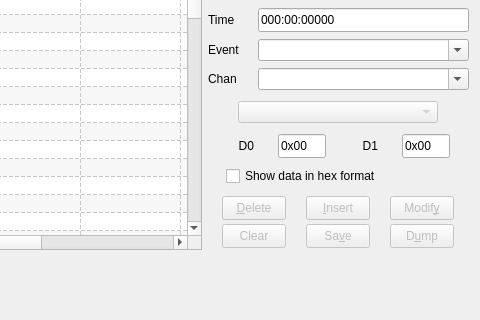
ahlstromcj/seq66, file seq_qt5/forms/qseqeventframe.ui: the form before one commit; both pictures show x 249 to 729 and y 141 to 461 of the 729 by 848 pixel window.
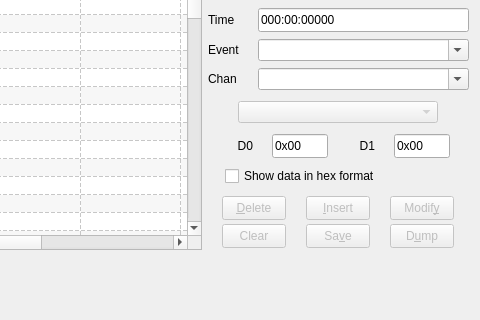
The form after the commit.

Diff of the .ui file:
```diff
--- a/seq_qt5/forms/qseqeventframe.ui
+++ b/seq_qt5/forms/qseqeventframe.ui
@@ -393,6 +393,9 @@
    </item>
    <item row="3" column="1">
     <layout class="QGridLayout" name="gridLayout_3">
+     <property name="horizontalSpacing">
+      <number>2</number>
+     </property>
      <item row="0" column="0">
       <widget class="QLabel" name="d0_label">
        <property name="minimumSize">
@@ -419,13 +422,13 @@
       <widget class="QLineEdit" name="entry_ev_data_0">
        <property name="minimumSize">
         <size>
-         <width>36</width>
+         <width>48</width>
          <height>24</height>
         </size>
        </property>
        <property name="maximumSize">
         <size>
-         <width>48</width>
+         <width>56</width>
          <height>24</height>
         </size>
        </property>
@@ -463,13 +466,13 @@
       <widget class="QLineEdit" name="entry_ev_data_1">
        <property name="minimumSize">
         <size>
-         <width>36</width>
+         <width>48</width>
          <height>24</height>
         </size>
        </property>
        <property name="maximumSize">
         <size>
-         <width>48</width>
+         <width>56</width>
          <height>24</height>
         </size>
        </property>
```
